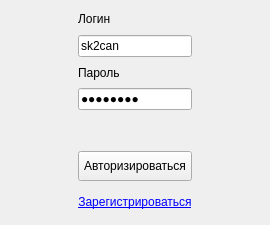
The window that client_side/resources/ui/auth_window.ui (Sk2can/Password-manager) describes before a commit, drawn with Qt 5.
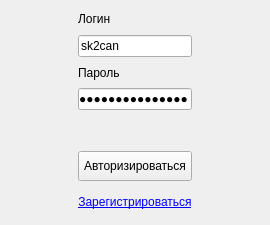
The same window after the commit.

The edit to the form file:
```diff
--- a/client_side/resources/ui/auth_window.ui
+++ b/client_side/resources/ui/auth_window.ui
@@ -107,7 +107,7 @@
          </sizepolicy>
         </property>
         <property name="text">
-         <string>1qaz!QAZ</string>
+         <string>1111111111111111</string>
         </property>
         <property name="echoMode">
          <enum>QLineEdit::Password</enum>
```
